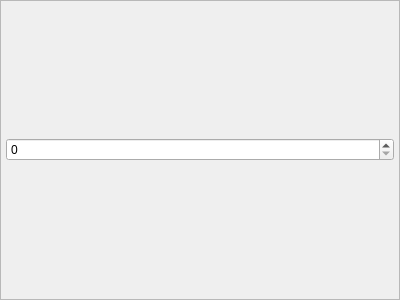
Old version of the form Dev/ExpIA/jrcsview.ui in the repository samhu1989/DevBundle.
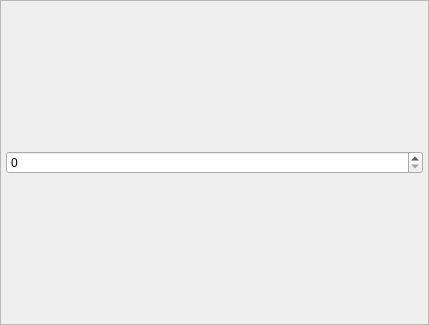
New version of the form.

What changed in the file:
```diff
--- a/Dev/ExpIA/jrcsview.ui
+++ b/Dev/ExpIA/jrcsview.ui
@@ -6,8 +6,8 @@
    <rect>
     <x>0</x>
     <y>0</y>
-    <width>400</width>
-    <height>300</height>
+    <width>429</width>
+    <height>325</height>
    </rect>
   </property>
   <property name="windowTitle">
```
Left out of the diff: 6 changed lines with no effect on the pictures.
